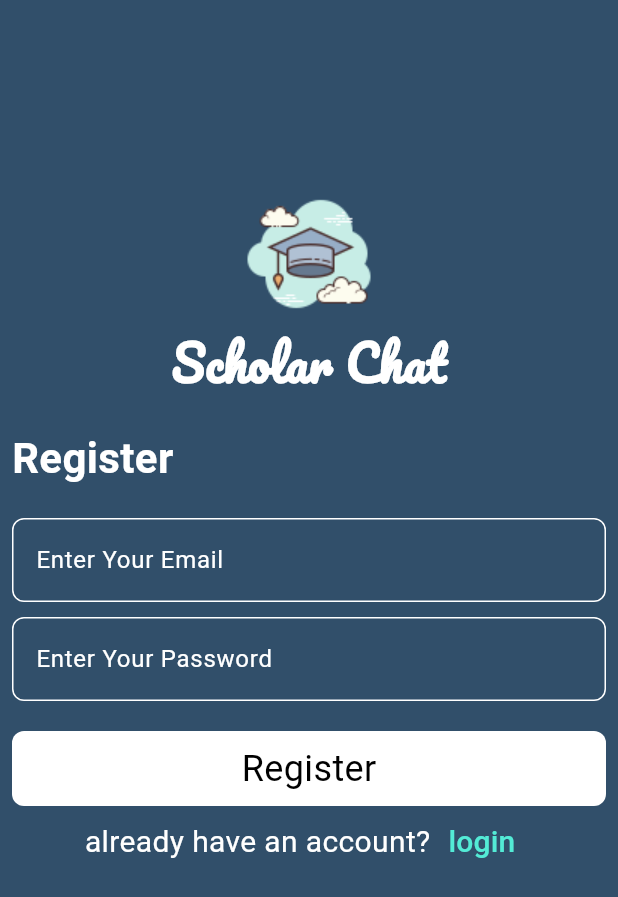
After one commit to salahsaleh1015/-Complete-Flutter-Dart-Development-Course, a Flutter app: the screen it shows after launch, after a tap on "Register", on a phone screen of 412 x 824 dp. The commit adds this screen. Shown: the top 897 px of the screen. Run offline on Flutter 3.47's test engine with Material 3 defaults, Android fonts, the phone set to English and light mode, and no system bars; our stand-ins replace audioplayers, bloc, dio, flutter_bloc, font_awesome_flutter, hive and 2 more; accounts and stored records are empty; network calls fail.

Commit message:
Scholar Chat App ( add login & register  view )

```diff
--- a/lib/main.dart
+++ b/lib/main.dart
@@ -4,37 +4,48 @@ import 'package:complete_flutter_dart_development_course/notes_app/cubits/get_no
 import 'package:complete_flutter_dart_development_course/notes_app/models/note_model.dart';
 import 'package:complete_flutter_dart_development_course/notes_app/simple_bloc_observer.dart';
 import 'package:complete_flutter_dart_development_course/notes_app/views/notes_view.dart';
+import 'package:complete_flutter_dart_development_course/scholar_chat_app/scholar_chat_app.dart';
 import 'package:complete_flutter_dart_development_course/store_app/views/home_view.dart';
 import 'package:complete_flutter_dart_development_course/store_app/views/update_product_view.dart';
 import 'package:flutter/material.dart';
 import 'package:flutter_bloc/flutter_bloc.dart';
 import 'package:hive_flutter/adapters.dart';
 
-void main() async {
-  Bloc.observer = SimpleBlocObserver();
-  await Hive.initFlutter();
-  Hive.registerAdapter(NoteModelAdapter());
-  await Hive.openBox<NoteModel>(kNotesBox);
 
-  runApp(const NotesApp());
+
+
+void main(){
+
+  runApp(const ScholarChatApp());
 }
 
-class NotesApp extends StatelessWidget {
-  const NotesApp({super.key});
 
-  @override
-  Widget build(BuildContext context) {
-    return BlocProvider(
-      create: (context) => GetNotesCubit()..getAllNotes(),
-      child: MaterialApp(
-        debugShowCheckedModeBanner: false,
-        home: const NotesView(),
-        theme: ThemeData.dark(),
-        darkTheme: ThemeData(fontFamily: "Pacifico"),
-      ),
-    );
-  }
-}
+
+// void main() async {
+//   Bloc.observer = SimpleBlocObserver();
+//   await Hive.initFlutter();
+//   Hive.registerAdapter(NoteModelAdapter());
+//   await Hive.openBox<NoteModel>(kNotesBox);
+//
+//   runApp(const NotesApp());
+// }
+//
+// class NotesApp extends StatelessWidget {
+//   const NotesApp({super.key});
+//
+//   @override
+//   Widget build(BuildContext context) {
+//     return BlocProvider(
+//       create: (context) => GetNotesCubit()..getAllNotes(),
+//       child: MaterialApp(
+//         debugShowCheckedModeBanner: false,
+//         home: const NotesView(),
+//         theme: ThemeData.dark(),
+//         darkTheme: ThemeData(fontFamily: "Pacifico"),
+//       ),
+//     );
+//   }
+// }
 
 // class StoreApp extends StatelessWidget {
 //   const StoreApp({super.key});
--- /dev/null
+++ b/lib/scholar_chat_app/scholar_chat_app.dart
@@ -0,0 +1,19 @@
+
+
+
+
+
+import 'package:complete_flutter_dart_development_course/scholar_chat_app/views/login_view.dart';
+import 'package:flutter/material.dart';
+
+class ScholarChatApp extends StatelessWidget {
+  const ScholarChatApp({super.key});
+
+  @override
+  Widget build(BuildContext context) {
+    return  const MaterialApp(
+      debugShowCheckedModeBanner: false,
+      home: LoginView(),
+    );
+  }
+}
--- /dev/null
+++ b/lib/scholar_chat_app/views/login_view.dart
@@ -0,0 +1,91 @@
+import 'package:complete_flutter_dart_development_course/scholar_chat_app/views/register_view.dart';
+import 'package:flutter/material.dart';
+
+import '../widgets/custom_button.dart';
+import '../widgets/custom_text_field.dart';
+
+class LoginView extends StatelessWidget {
+  const LoginView({super.key});
+
+  @override
+  Widget build(BuildContext context) {
+    return Scaffold(
+      backgroundColor: const Color(0xff314f6a),
+      body: Padding(
+        padding: const EdgeInsets.symmetric(
+          horizontal: 8,
+        ),
+        child: Column(
+          children: [
+            const Spacer(
+              flex: 1,
+            ),
+            Image.asset("assets/images/scholar.png"),
+            const Text(
+              "Scholar Chat",
+              style: TextStyle(
+                  fontSize: 32,
+                  fontWeight: FontWeight.bold,
+                  color: Colors.white,
+                  fontFamily: "Pacifico"),
+            ),
+            const SizedBox(
+              height: 20,
+            ),
+            const Row(
+              children: [
+                Text(
+                  "Login",
+                  style: TextStyle(
+                    fontSize: 28,
+                    fontWeight: FontWeight.bold,
+                    color: Colors.white,
+                  ),
+                ),
+              ],
+            ),
+            const SizedBox(
+              height: 20,
+            ),
+            const CustomTextField(
+              hint: "Enter Your Email",
+            ),
+            const SizedBox(
+              height: 10,
+            ),
+            const CustomTextField(
+              hint: "Enter Your Password",
+            ),
+            const SizedBox(
+              height: 20,
+            ),
+            CustomButton(text: "Login", onTap: () {}),
+            Row(
+              mainAxisAlignment: MainAxisAlignment.center,
+              children: [
+                const Text(
+                  "Don't have an account?",
+                  style: TextStyle(color: Colors.white, fontSize: 20),
+                ),
+                TextButton(
+                    onPressed: () {
+                      Navigator.push(
+                          context,
+                          MaterialPageRoute(
+                              builder: (context) => const RegisterView()));
+                    },
+                    child: const Text(
+                      "Register",
+                      style: TextStyle(color: Color(0xff53ebd6), fontSize: 20),
+                    ))
+              ],
+            ),
+            const Spacer(
+              flex: 2,
+            ),
+          ],
+        ),
+      ),
+    );
+  }
+}
--- /dev/null
+++ b/lib/scholar_chat_app/views/register_view.dart
@@ -0,0 +1,93 @@
+
+
+
+import 'package:flutter/material.dart';
+
+import '../widgets/custom_button.dart';
+import '../widgets/custom_text_field.dart';
+
+
+class RegisterView extends StatelessWidget {
+  const RegisterView({super.key});
+
+  @override
+  Widget build(BuildContext context) {
+    return Scaffold(
+      backgroundColor: const Color(0xff314f6a),
+      body: Padding(
+        padding: const EdgeInsets.symmetric(
+          horizontal: 8,
+        ),
+        child: Column(
+          children: [
+            const Spacer(
+              flex: 1,
+            ),
+            Image.asset("assets/images/scholar.png"),
+            const Text(
+              "Scholar Chat",
+              style: TextStyle(
+                  fontSize: 32,
+                  fontWeight: FontWeight.bold,
+                  color: Colors.white,
+                  fontFamily: "Pacifico"),
+            ),
+            const SizedBox(
+              height: 20,
+            ),
+            const Row(
+              children: [
+                Text(
+                  "Register",
+                  style: TextStyle(
+                    fontSize: 28,
+                    fontWeight: FontWeight.bold,
+                    color: Colors.white,
+                  ),
+                ),
+              ],
+            ),
+            const SizedBox(
+              height: 20,
+            ),
+            const CustomTextField(
+              hint: "Enter Your Email",
+            ),
+            const SizedBox(
+              height: 10,
+            ),
+            const CustomTextField(
+              hint: "Enter Your Password",
+            ),
+            const SizedBox(
+              height: 20,
+            ),
+            CustomButton(text: "Register", onTap: () {
+
+            }),
+            Row(
+              mainAxisAlignment: MainAxisAlignment.center,
+              children: [
+                const Text(
+                  "already have an account?",
+                  style: TextStyle(color: Colors.white, fontSize: 20),
+                ),
+                TextButton(
+                    onPressed: () {
+                      Navigator.pop(context);
+                    },
+                    child: const Text(
+                      "login",
+                      style: TextStyle(color: Color(0xff53ebd6), fontSize: 20),
+                    ))
+              ],
+            ),
+            const Spacer(
+              flex: 2,
+            ),
+          ],
+        ),
+      ),
+    );
+  }
+}
--- /dev/null
+++ b/lib/scholar_chat_app/widgets/custom_button.dart
@@ -0,0 +1,30 @@
+
+
+
+import 'package:flutter/material.dart';
+
+class CustomButton extends StatelessWidget {
+  const CustomButton({super.key, required this.text, required this.onTap});
+  final String text;
+  final VoidCallback onTap;
+  @override
+  Widget build(BuildContext context) {
+    return GestureDetector(
+      onTap: onTap,
+      child: Container(
+        height: 50,
+        width: double.infinity,
+        decoration: BoxDecoration(
+          color: Colors.white,
+          borderRadius: BorderRadius.circular(8),
+        ),
+        child: Center(
+          child: Text(
+            text,
+            style: const TextStyle(color: Colors.black, fontSize: 24),
+          ),
+        ),
+      ),
+    );
+  }
+}
--- /dev/null
+++ b/lib/scholar_chat_app/widgets/custom_text_field.dart
@@ -0,0 +1,30 @@
+
+
+
+
+import 'package:flutter/material.dart';
+
+class CustomTextField extends StatelessWidget {
+  const CustomTextField({super.key, required this.hint});
+  final String hint;
+  @override
+  Widget build(BuildContext context) {
+    return TextField(
+      cursorColor: Colors.white,
+      decoration: InputDecoration(
+        hintText: hint,
+        hintStyle: const TextStyle(
+          color: Colors.white,
+        ),
+        enabledBorder: OutlineInputBorder(
+          borderRadius: BorderRadius.circular(8),
+          borderSide: const BorderSide(color: Colors.white),
+        ),
+        focusedBorder: OutlineInputBorder(
+          borderRadius: BorderRadius.circular(8),
+          borderSide: const BorderSide(color: Colors.white),
+        ),
+      ),
+    );
+  }
+}
--- a/pubspec.yaml
+++ b/pubspec.yaml
@@ -82,6 +82,7 @@ flutter:
     - assets/sounds/notes/
     - assets/news_assets/
     - assets/weather_images/
+    - assets/images/scholar.png
 
   # An image asset can refer to one or more resolution-specific "variants", see
   # https://flutter.dev/to/resolution-aware-images
```
Also changed, not shown: assets/images/scholar.png (added).
